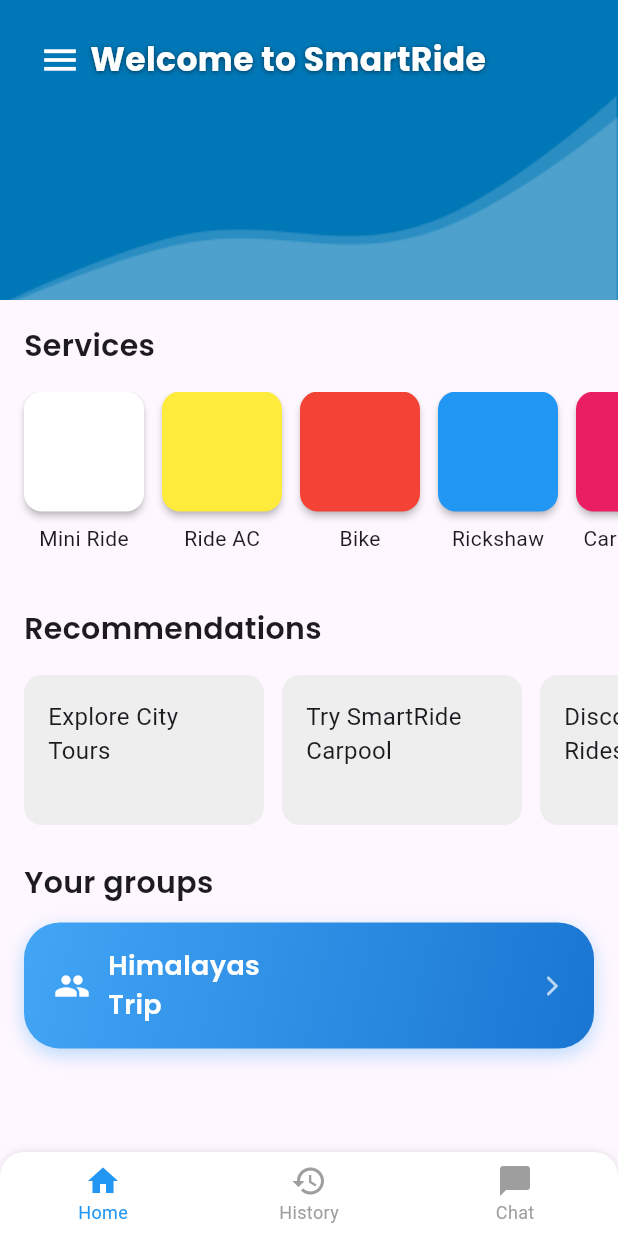
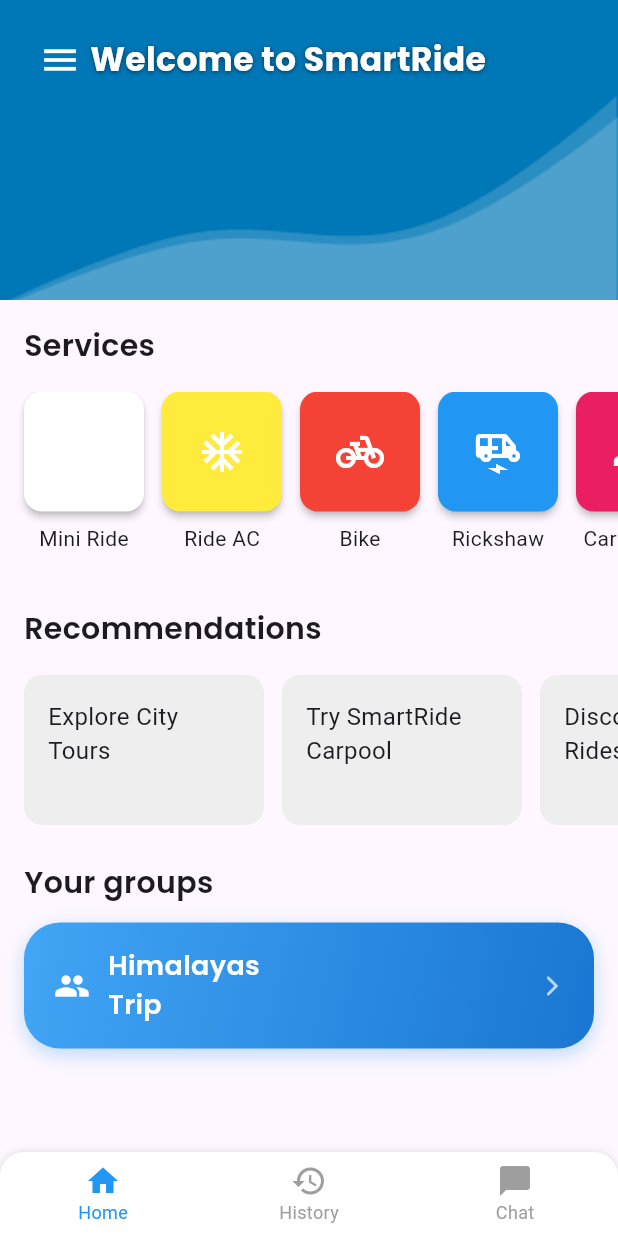
Before and after one commit to Jawad-Hassan/AI-Smart-Ride, a Flutter app: the HomePageView screen opened by its route, on a phone screen of 412 x 824 dp. Run offline on Flutter 3.47's test engine with Material 3 defaults, Android fonts, the phone set to English and light mode, and no system bars; our stand-ins replace flutter_map, get, latlong2; Roboto replaces fonts that are missing (PoppinsRegular).

Commit message:
Home_Page

```diff
--- a/lib/src/modules/Home_Page/homepage_view.dart
+++ b/lib/src/modules/Home_Page/homepage_view.dart
@@ -116,15 +116,20 @@ class HomePageView extends StatelessWidget {
               scrollDirection: Axis.horizontal,
               padding: const EdgeInsets.symmetric(horizontal: 16.0),
               children: [
-                _buildServiceButton('Mini Ride', Colors.white, context),
+                _buildServiceButton(
+                    'Mini Ride', Icons.local_taxi, Colors.white, context),
                 const SizedBox(width: 12),
-                _buildServiceButton('Ride AC', Colors.yellow, context),
+                _buildServiceButton(
+                    'Ride AC', Icons.ac_unit, Colors.yellow, context),
                 const SizedBox(width: 12),
-                _buildServiceButton('Bike', Colors.red, context),
+                _buildServiceButton(
+                    'Bike', Icons.pedal_bike, Colors.red, context),
                 const SizedBox(width: 12),
-                _buildServiceButton('Rickshaw', Colors.blue, context),
+                _buildServiceButton(
+                    'Rickshaw', Icons.electric_rickshaw, Colors.blue, context),
                 const SizedBox(width: 12),
-                _buildServiceButton('Carpooling', Colors.pink, context),
+                _buildServiceButton(
+                    'Carpooling', Icons.group, Colors.pink, context),
               ],
             ),
           ),
@@ -173,7 +178,8 @@ class HomePageView extends StatelessWidget {
     );
   }
 
-  Widget _buildServiceButton(String label, Color color, BuildContext context) {
+  Widget _buildServiceButton(
+      String label, IconData icon, Color color, BuildContext context) {
     return Column(
       children: [
         SizedBox(
@@ -197,6 +203,7 @@ class HomePageView extends StatelessWidget {
             },
             backgroundColor: color,
             borderRadius: 12,
+            child: Icon(icon, color: Colors.white, size: 32),
           ),
         ),
         const SizedBox(height: 8),
--- a/lib/src/modules/carpooling_pick_drop/carpooling_pick_drop_logic.dart
+++ b/lib/src/modules/carpooling_pick_drop/carpooling_pick_drop_logic.dart
@@ -56,7 +56,7 @@ class PickDropcontroller extends GetxController {
     print("Time: $time");
     print("AutoAccept: $autoAccept");
 
-    Get.to(() =>ChooseRideView()); // <-- Navigate here
+    Get.to(() =>ChooseRideView(pickupLocation: pi , dropoffLocation: dropoffLocation, pickupAddress: pickupAddress, dropoffAddress: dropoffAddress)); // <-- Navigate here
   } else {
     print("Form not valid");
   }
```
